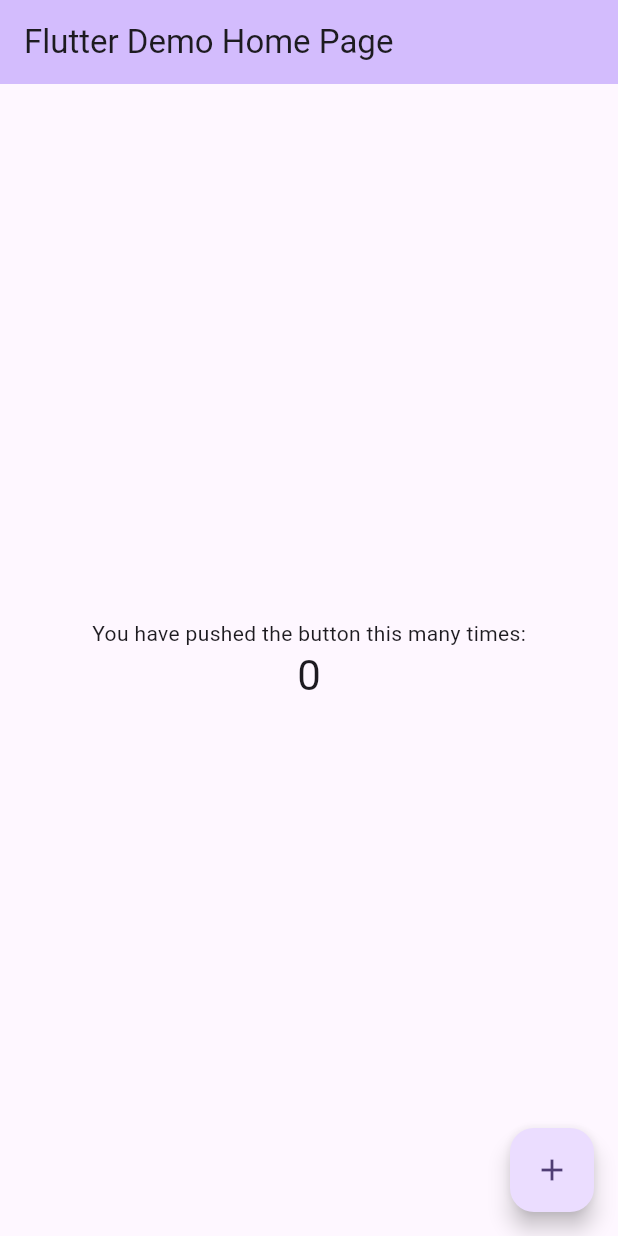
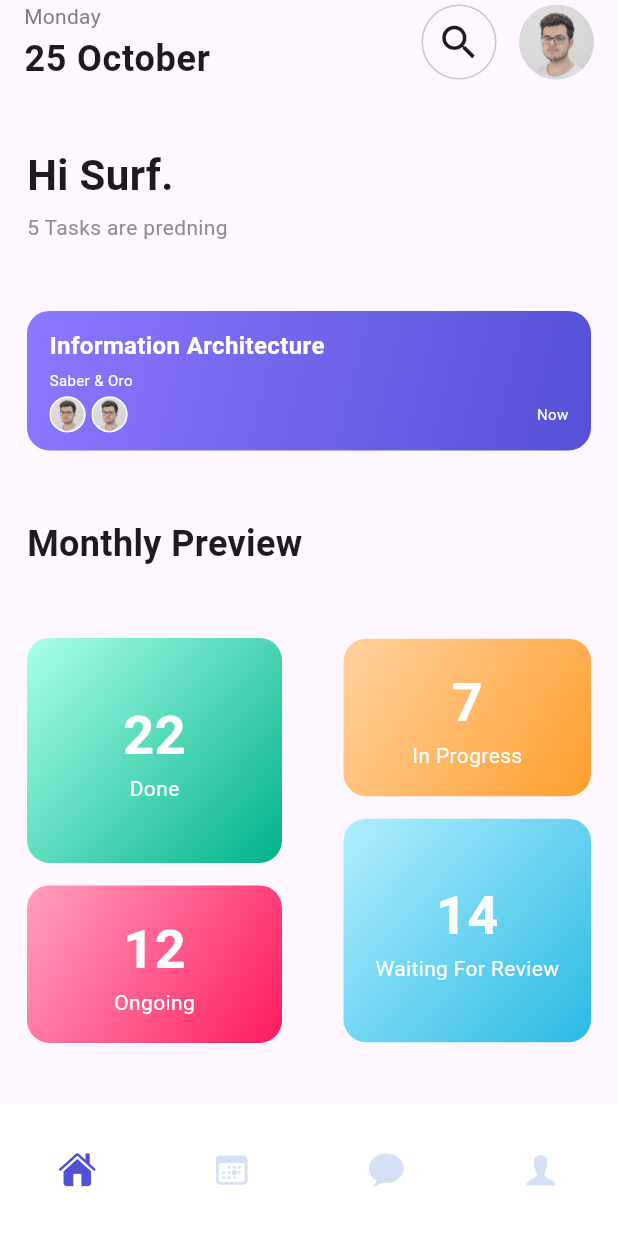
Before and after one commit to khusantoy/task-manager, a Flutter app: the screen it shows after launch, on a phone screen of 412 x 824 dp. Run offline on Flutter 3.47's test engine with Material 3 defaults, Android fonts, the phone set to English and light mode, and no system bars; our stand-ins replace flutter_svg.

Commit message:
added home page

```diff
--- a/lib/main.dart
+++ b/lib/main.dart
@@ -1,125 +1,17 @@
 import 'package:flutter/material.dart';
+import 'package:task_manager_mobile_app/screens/get_started_screen.dart';
+import 'package:task_manager_mobile_app/screens/home_screen.dart';
 
 void main() {
-  runApp(const MyApp());
+  runApp(MyApp());
 }
 
 class MyApp extends StatelessWidget {
-  const MyApp({super.key});
-
-  // This widget is the root of your application.
   @override
   Widget build(BuildContext context) {
     return MaterialApp(
-      title: 'Flutter Demo',
-      theme: ThemeData(
-        // This is the theme of your application.
-        //
-        // TRY THIS: Try running your application with "flutter run". You'll see
-        // the application has a purple toolbar. Then, without quitting the app,
-        // try changing the seedColor in the colorScheme below to Colors.green
-        // and then invoke "hot reload" (save your changes or press the "hot
-        // reload" button in a Flutter-supported IDE, or press "r" if you used
-        // the command line to start the app).
-        //
-        // Notice that the counter didn't reset back to zero; the application
-        // state is not lost during the reload. To reset the state, use hot
-        // restart instead.
-        //
-        // This works for code too, not just values: Most code changes can be
-        // tested with just a hot reload.
-        colorScheme: ColorScheme.fromSeed(seedColor: Colors.deepPurple),
-        useMaterial3: true,
-      ),
-      home: const MyHomePage(title: 'Flutter Demo Home Page'),
+      debugShowCheckedModeBanner: false,
+      home: HomeScreen(),
     );
   }
 }
-
-class MyHomePage extends StatefulWidget {
-  const MyHomePage({super.key, required this.title});
-
-  // This widget is the home page of your application. It is stateful, meaning
-  // that it has a State object (defined below) that contains fields that affect
-  // how it looks.
-
-  // This class is the configuration for the state. It holds the values (in this
-  // case the title) provided by the parent (in this case the App widget) and
-  // used by the build method of the State. Fields in a Widget subclass are
-  // always marked "final".
-
-  final String title;
-
-  @override
-  State<MyHomePage> createState() => _MyHomePageState();
-}
-
-class _MyHomePageState extends State<MyHomePage> {
-  int _counter = 0;
-
-  void _incrementCounter() {
-    setState(() {
-      // This call to setState tells the Flutter framework that something has
-      // changed in this State, which causes it to rerun the build method below
-      // so that the display can reflect the updated values. If we changed
-      // _counter without calling setState(), then the build method would not be
-      // called again, and so nothing would appear to happen.
-      _counter++;
-    });
-  }
-
-  @override
-  Widget build(BuildContext context) {
-    // This method is rerun every time setState is called, for instance as done
-    // by the _incrementCounter method above.
-    //
-    // The Flutter framework has been optimized to make rerunning build methods
-    // fast, so that you can just rebuild anything that needs updating rather
-    // than having to individually change instances of widgets.
-    return Scaffold(
-      appBar: AppBar(
-        // TRY THIS: Try changing the color here to a specific color (to
-        // Colors.amber, perhaps?) and trigger a hot reload to see the AppBar
-        // change color while the other colors stay the same.
-        backgroundColor: Theme.of(context).colorScheme.inversePrimary,
-        // Here we take the value from the MyHomePage object that was created by
-        // the App.build method, and use it to set our appbar title.
-        title: Text(widget.title),
-      ),
-      body: Center(
-        // Center is a layout widget. It takes a single child and positions it
-        // in the middle of the parent.
-        child: Column(
-          // Column is also a layout widget. It takes a list of children and
-          // arranges them vertically. By default, it sizes itself to fit its
-          // children horizontally, and tries to be as tall as its parent.
-          //
-          // Column has various properties to control how it sizes itself and
-          // how it positions its children. Here we use mainAxisAlignment to
-          // center the children vertically; the main axis here is the vertical
-          // axis because Columns are vertical (the cross axis would be
-          // horizontal).
-          //
-          // TRY THIS: Invoke "debug painting" (choose the "Toggle Debug Paint"
-          // action in the IDE, or press "p" in the console), to see the
-          // wireframe for each widget.
-          mainAxisAlignment: MainAxisAlignment.center,
-          children: <Widget>[
-            const Text(
-              'You have pushed the button this many times:',
-            ),
-            Text(
-              '$_counter',
-              style: Theme.of(context).textTheme.headlineMedium,
-            ),
-          ],
-        ),
-      ),
-      floatingActionButton: FloatingActionButton(
-        onPressed: _incrementCounter,
-        tooltip: 'Increment',
-        child: const Icon(Icons.add),
-      ), // This trailing comma makes auto-formatting nicer for build methods.
-    );
-  }
-}
--- /dev/null
+++ b/lib/screens/get_started_screen.dart
@@ -0,0 +1,43 @@
+import 'package:flutter/material.dart';
+import 'package:flutter/widgets.dart';
+import 'package:flutter_svg/flutter_svg.dart';
+
+class GetStartedScreen extends StatelessWidget {
+  @override
+  Widget build(BuildContext context) {
+    return Scaffold(
+      body: Column(
+        children: [
+          Expanded(
+            child: Container(
+              decoration: const BoxDecoration(
+                gradient: LinearGradient(
+                  begin: Alignment.topLeft,
+                  end: Alignment.bottomRight,
+                  colors: [
+                    Color.fromARGB(255, 188, 180, 250),
+                    Color.fromARGB(255, 121, 103, 255),
+                    Color(0xFF5945FB),
+                  ],
+                ),
+                image: DecorationImage(
+                  image: AssetImage(
+                    "assets/images/getstarted_image.png",
+                  ),
+                ),
+              ),
+              child: Container(
+                decoration: BoxDecoration(
+                  color: Colors.white,
+                ),
+              ),
+            ),
+          ),
+          Expanded(
+            child: Container(),
+          ),
+        ],
+      ),
+    );
+  }
+}
--- /dev/null
+++ b/lib/screens/home_screen.dart
@@ -0,0 +1,399 @@
+import 'package:flutter/cupertino.dart';
+import 'package:flutter/material.dart';
+import 'package:flutter/widgets.dart';
+
+class HomeScreen extends StatelessWidget {
+  @override
+  Widget build(BuildContext context) {
+    return Scaffold(
+      appBar: AppBar(
+        title: Row(
+          mainAxisAlignment: MainAxisAlignment.spaceBetween,
+          children: [
+            const Column(
+              crossAxisAlignment: CrossAxisAlignment.start,
+              children: [
+                Text(
+                  "Monday",
+                  style: TextStyle(
+                    fontSize: 14,
+                    color: Color(0xFF7F7F7F),
+                    letterSpacing: 0.2,
+                  ),
+                ),
+                SizedBox(
+                  height: 4,
+                ),
+                Text(
+                  "25 October",
+                  style: TextStyle(
+                    fontSize: 24,
+                    letterSpacing: 0.5,
+                    fontWeight: FontWeight.w700,
+                  ),
+                )
+              ],
+            ),
+            Row(
+              children: [
+                IconButton(
+                  padding: const EdgeInsets.all(10),
+                  style: IconButton.styleFrom(
+                      side: const BorderSide(
+                    color: Color.fromARGB(54, 4, 4, 21),
+                    width: 1,
+                  )),
+                  onPressed: () {},
+                  icon: const Icon(
+                    Icons.search,
+                    size: 30,
+                  ),
+                ),
+                const SizedBox(
+                  width: 15,
+                ),
+                Container(
+                  width: 50,
+                  height: 50,
+                  decoration: const BoxDecoration(
+                    image: DecorationImage(
+                      image: AssetImage("assets/images/profile.png"),
+                    ),
+                    shape: BoxShape.circle,
+                  ),
+                )
+              ],
+            )
+          ],
+        ),
+      ),
+      body: Padding(
+        padding: const EdgeInsets.all(18),
+        child: Column(
+          mainAxisAlignment: MainAxisAlignment.spaceAround,
+          crossAxisAlignment: CrossAxisAlignment.start,
+          children: [
+            const Column(
+              crossAxisAlignment: CrossAxisAlignment.start,
+              children: [
+                Text(
+                  "Hi Surf.",
+                  style: TextStyle(
+                    fontSize: 28,
+                    fontWeight: FontWeight.w700,
+                  ),
+                ),
+                SizedBox(
+                  height: 5,
+                ),
+                Text(
+                  "5 Tasks are predning",
+                  style: TextStyle(
+                      fontSize: 14,
+                      fontWeight: FontWeight.w400,
+                      color: Color(0xFF8D8D8D)),
+                ),
+              ],
+            ),
+            Container(
+              height: 93,
+              decoration: BoxDecoration(
+                gradient: const LinearGradient(
+                  begin: Alignment.topLeft,
+                  end: Alignment.bottomRight,
+                  colors: [
+                    Color.fromRGBO(139, 120, 255, 1),
+                    Color.fromRGBO(84, 81, 214, 1),
+                  ],
+                ),
+                borderRadius: BorderRadius.circular(15),
+              ),
+              child: Padding(
+                padding: const EdgeInsets.symmetric(
+                  horizontal: 15,
+                  vertical: 10,
+                ),
+                child: Column(
+                  mainAxisAlignment: MainAxisAlignment.spaceAround,
+                  crossAxisAlignment: CrossAxisAlignment.start,
+                  children: [
+                    const Text(
+                      "Information Architecture",
+                      style: TextStyle(
+                        fontSize: 16,
+                        fontWeight: FontWeight.w700,
+                        color: Colors.white,
+                      ),
+                    ),
+                    const Text(
+                      "Saber & Oro",
+                      style: TextStyle(
+                        fontSize: 10,
+                        color: Colors.white,
+                      ),
+                    ),
+                    Row(
+                      mainAxisAlignment: MainAxisAlignment.spaceBetween,
+                      children: [
+                        Row(
+                          children: [
+                            Container(
+                              width: 24,
+                              height: 24,
+                              decoration: BoxDecoration(
+                                border: Border.all(
+                                  width: 1,
+                                  color: Colors.white,
+                                ),
+                                image: const DecorationImage(
+                                  image:
+                                      AssetImage("assets/images/profile.png"),
+                                ),
+                                shape: BoxShape.circle,
+                              ),
+                            ),
+                            const SizedBox(
+                              width: 4,
+                            ),
+                            Container(
+                              width: 24,
+                              height: 24,
+                              decoration: BoxDecoration(
+                                border: Border.all(
+                                  width: 1,
+                                  color: Colors.white,
+                                ),
+                                image: const DecorationImage(
+                                  image:
+                                      AssetImage("assets/images/profile.png"),
+                                ),
+                                shape: BoxShape.circle,
+                              ),
+                            )
+                          ],
+                        ),
+                        const Text(
+                          "Now",
+                          style: TextStyle(
+                            color: Colors.white,
+                            fontSize: 10,
+                            fontWeight: FontWeight.w400,
+                          ),
+                        )
+                      ],
+                    )
+                  ],
+                ),
+              ),
+            ),
+            const Text(
+              "Monthly Preview",
+              style: TextStyle(
+                fontSize: 24,
+                fontWeight: FontWeight.w700,
+              ),
+            ),
+            Row(
+              mainAxisAlignment: MainAxisAlignment.spaceBetween,
+              children: [
+                Column(
+                  children: [
+                    Container(
+                      width: 170,
+                      height: 150,
+                      decoration: BoxDecoration(
+                        borderRadius: BorderRadius.circular(15),
+                        gradient: const LinearGradient(
+                          begin: Alignment.topLeft,
+                          end: Alignment.bottomRight,
+                          colors: [
+                            Color.fromRGBO(169, 255, 234, 1),
+                            Color.fromRGBO(0, 178, 136, 1),
+                          ],
+                        ),
+                      ),
+                      child: const Column(
+                        mainAxisAlignment: MainAxisAlignment.center,
+                        children: [
+                          Text(
+                            "22",
+                            style: TextStyle(
+                              fontSize: 36,
+                              fontWeight: FontWeight.w700,
+                              color: Colors.white,
+                            ),
+                          ),
+                          Text(
+                            "Done",
+                            style: TextStyle(
+                              color: Colors.white,
+                              fontSize: 14,
+                            ),
+                          )
+                        ],
+                      ),
+                    ),
+                    const SizedBox(
+                      height: 15,
+                    ),
+                    Container(
+                      width: 170,
+                      height: 105,
+                      decoration: BoxDecoration(
+                        borderRadius: BorderRadius.circular(15),
+                        gradient: const LinearGradient(
+                          begin: Alignment.topLeft,
+                          end: Alignment.bottomRight,
+                          colors: [
+                            Color.fromRGBO(255, 160, 188, 1),
+                            Color.fromRGBO(255, 27, 94, 1),
+                          ],
+                        ),
+                      ),
+                      child: const Column(
+                        mainAxisAlignment: MainAxisAlignment.center,
+                        children: [
+                          Text(
+                            "12",
+                            style: TextStyle(
+                              fontSize: 36,
+                              fontWeight: FontWeight.w700,
+                              color: Colors.white,
+                            ),
+                          ),
+                          Text(
+                            "Ongoing",
+                            style: TextStyle(
+                              color: Colors.white,
+                              fontSize: 14,
+                            ),
+                          )
+                        ],
+                      ),
+                    )
+                  ],
+                ),
+                Column(
+                  children: [
+                    Container(
+                      width: 165,
+                      height: 105,
+                      decoration: BoxDecoration(
+                        borderRadius: BorderRadius.circular(15),
+                        gradient: const LinearGradient(
+                          begin: Alignment.topLeft,
+                          end: Alignment.bottomRight,
+                          colors: [
+                            Color.fromRGBO(255, 210, 157, 1),
+                            Color.fromRGBO(255, 158, 45, 1),
+                          ],
+                        ),
+                      ),
+                      child: const Column(
+                        mainAxisAlignment: MainAxisAlignment.center,
+                        children: [
+                          Text(
+                            "7",
+                            style: TextStyle(
+                              fontSize: 36,
+                              fontWeight: FontWeight.w700,
+                              color: Colors.white,
+                            ),
+                          ),
+                          Text(
+                            "In Progress",
+                            style: TextStyle(
+                              color: Colors.white,
+                              fontSize: 14,
+                            ),
+                          )
+                        ],
+                      ),
+                    ),
+                    const SizedBox(
+                      height: 15,
+                    ),
+                    Container(
+                      width: 165,
+                      height: 149,
+                      decoration: BoxDecoration(
+                        borderRadius: BorderRadius.circular(15),
+                        gradient: const LinearGradient(
+                          begin: Alignment.topLeft,
+                          end: Alignment.bottomRight,
+                          colors: [
+                            Color.fromRGBO(177, 238, 255, 1),
+                            Color.fromRGBO(41, 186, 226, 1),
+                          ],
+                        ),
+                      ),
+                      child: const Column(
+                        mainAxisAlignment: MainAxisAlignment.center,
+                        children: [
+                          Text(
+                            "14",
+                            style: TextStyle(
+                              fontSize: 36,
+                              fontWeight: FontWeight.w700,
+                              color: Colors.white,
+                            ),
+                          ),
+                          Text(
+                            "Waiting For Review",
+                            style: TextStyle(
+                              color: Colors.white,
+                              fontSize: 14,
+                            ),
+                          )
+                        ],
+                      ),
+                    )
+                  ],
+                )
+              ],
+            )
+          ],
+        ),
+      ),
+      bottomNavigationBar: BottomAppBar(
+        color: Colors.white,
+        height: 88,
+        padding: const EdgeInsets.all(0),
+        child: Container(
+          decoration: const BoxDecoration(
+            borderRadius: BorderRadius.only(
+              topLeft: Radius.circular(24),
+              topRight: Radius.circular(24),
+            ),
+            color: Colors.white,
+          ),
+          child: const Row(
+            mainAxisAlignment: MainAxisAlignment.spaceAround,
+            children: [
+              Icon(
+                CupertinoIcons.house_fill,
+                color: Color.fromRGBO(84, 81, 214, 1),
+                size: 25,
+              ),
+              Icon(
+                CupertinoIcons.calendar_today,
+                color: Color.fromRGBO(212, 225, 245, 1),
+                size: 25,
+              ),
+              Icon(
+                CupertinoIcons.chat_bubble_fill,
+                color: Color.fromRGBO(212, 225, 245, 1),
+                size: 25,
+              ),
+              Icon(
+                CupertinoIcons.person_alt,
+                color: Color.fromRGBO(212, 225, 245, 1),
+                size: 25,
+              ),
+            ],
+          ),
+        ),
+      ),
+    );
+  }
+}
--- a/pubspec.yaml
+++ b/pubspec.yaml
@@ -35,6 +35,7 @@ dependencies:
   # The following adds the Cupertino Icons font to your application.
   # Use with the CupertinoIcons class for iOS style icons.
   cupertino_icons: ^1.0.6
+  flutter_svg: ^2.0.10+1
 
 dev_dependencies:
   flutter_test:
@@ -59,9 +60,8 @@ flutter:
   uses-material-design: true
 
   # To add assets to your application, add an assets section, like this:
-  # assets:
-  #   - images/a_dot_burr.jpeg
-  #   - images/a_dot_ham.jpeg
+  assets:
+    - assets/images/
 
   # An image asset can refer to one or more resolution-specific "variants", see
   # https://flutter.dev/assets-and-images/#resolution-aware
```
Also changed, not shown: assets/images/getstarted_image.png (added), assets/images/profile.png (added), pubspec.lock.
